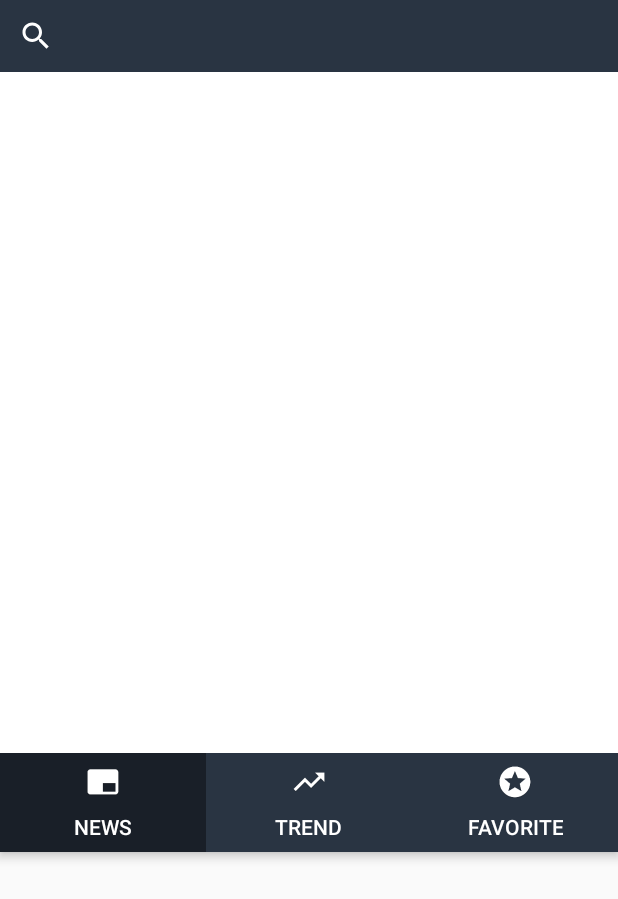
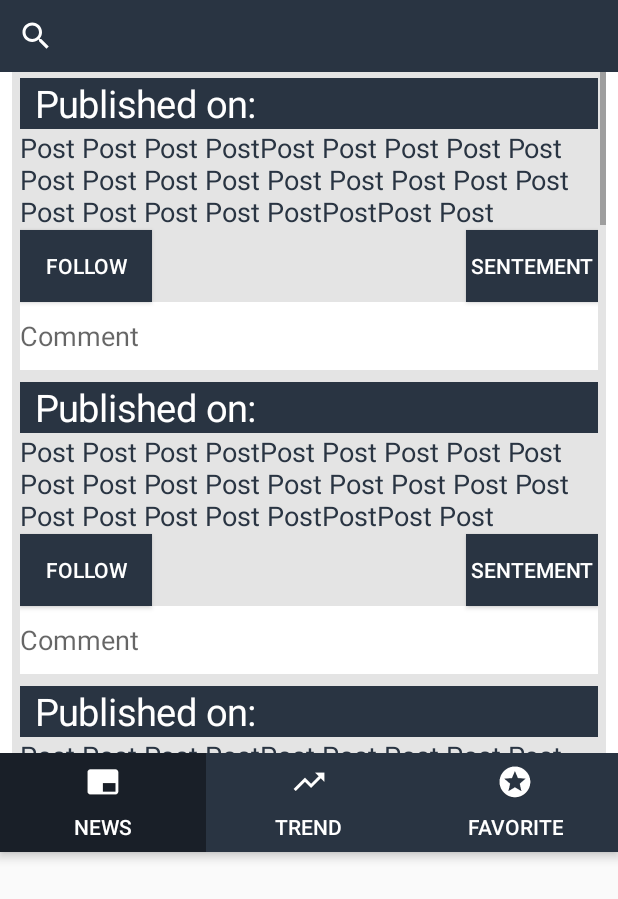
Before and after one commit to mohamednagy018/Sentiment-Analysis, an Android app: the NewsPage screen opened directly, with no data from a screen before it, on a phone screen of 412 x 824 dp. Shown: the top 899 px of the screen. Run offline under Robolectric (Android 15) with nearby library versions, the phone set to English and light mode, and no system bars.

Commit message:
news posts

```diff
--- a/Test_3/app/src/main/AndroidManifest.xml
+++ b/Test_3/app/src/main/AndroidManifest.xml
@@ -9,7 +9,7 @@
         android:roundIcon="@mipmap/ic_launcher_round"
         android:supportsRtl="true"
         android:theme="@style/AppTheme">
-        <activity android:name=".LoginActivity">
+        <activity android:name=".WelcomeActivity">
             <intent-filter>
                 <action android:name="android.intent.action.MAIN" />
 
@@ -21,10 +21,10 @@
             android:label="@string/title_activity_home"
             android:theme="@style/AppTheme" />
         <activity
-            android:name=".HomeActivity"
+            android:name=".LoginActivity"
             android:label="@string/title_activity_welcome"
             android:theme="@style/AppTheme" />
-        <activity android:name=".WelcomeActivity"></activity>
+        <activity android:name=".HomeActivity"></activity>
     </application>
 
 </manifest>
--- a/Test_3/app/src/main/java/com/example/mezo_/test_3/LoginActivity.java
+++ b/Test_3/app/src/main/java/com/example/mezo_/test_3/LoginActivity.java
@@ -1,9 +1,7 @@
 package com.example.mezo_.test_3;
 
-import android.content.Intent;
 import android.support.v7.app.AppCompatActivity;
 import android.os.Bundle;
-import android.view.View;
 import android.widget.Button;
 
 public class LoginActivity extends AppCompatActivity {
@@ -14,12 +12,7 @@ public class LoginActivity extends AppCompatActivity {
         super.onCreate(savedInstanceState);
         setContentView(R.layout.activity_login);
         loginBTN.findViewById(R.id.loginBTN);
-        loginBTN.setOnClickListener(new View.OnClickListener() {
-            @Override
-            public void onClick(View view) {
-                Intent
-            }
-        });
+
 
     }
 }
--- a/Test_3/app/src/main/java/com/example/mezo_/test_3/MainActivity.java
+++ b/Test_3/app/src/main/java/com/example/mezo_/test_3/MainActivity.java
@@ -6,6 +6,8 @@ import android.graphics.Typeface;
 import android.os.Bundle;
 import android.support.v7.app.AppCompatActivity;
 import android.view.Window;
+import android.widget.GridView;
+import android.widget.LinearLayout;
 import android.widget.TabHost;
 import android.widget.TextView;
 
@@ -22,6 +24,9 @@ public class MainActivity extends AppCompatActivity {
         t= (TextView) findViewById(R.id.RegisterAkhbari);
         Typeface myCustomFont= Typeface.createFromAsset(getAssets(),"fonts/Dosis-ExtraBold.ttf");
         t.setTypeface(myCustomFont);
+
+
+
     }
 
 
--- a/Test_3/app/src/main/java/com/example/mezo_/test_3/NewsPage.java
+++ b/Test_3/app/src/main/java/com/example/mezo_/test_3/NewsPage.java
@@ -1,11 +1,21 @@
 package com.example.mezo_.test_3;
 
+import android.content.Context;
+import android.graphics.Color;
 import android.support.v4.app.Fragment;
 import android.os.Bundle;
 import android.support.annotation.Nullable;
+import android.view.Gravity;
 import android.view.LayoutInflater;
 import android.view.View;
 import android.view.ViewGroup;
+import android.widget.Button;
+import android.widget.EditText;
+import android.widget.GridLayout;
+import android.widget.GridView;
+import android.widget.ImageView;
+import android.widget.LinearLayout;
+import android.widget.TextView;
 
 /**
  * Created by mezo_ on 9/7/2017.
@@ -15,8 +25,97 @@ public class NewsPage extends Fragment {
 
     @Nullable
     @Override
-    public View onCreateView(LayoutInflater inflater, @Nullable ViewGroup container, Bundle savedInstanceState) {
+    public View onCreateView(LayoutInflater inflater,  ViewGroup container, Bundle savedInstanceState) {
+        View v = inflater.inflate(R.layout.news_screen, container, false);
 
-        return inflater.inflate(R.layout.news_screen, container, false);
+        LinearLayout linear = (LinearLayout) v.findViewById(R.id.NewsScreen);
+        GridLayout gridLayout;
+
+// Add Title
+
+       // param.setGravity(Gravity.CENTER);
+       // param.columnSpec = GridLayout.spec(1);
+      //  param.rowSpec = GridLayout.spec(1);
+        TextView tv1, tv2;
+        Button b1,b2;
+        EditText et;
+        for (int i = 0; i<10 ; i++) {
+            gridLayout = new GridLayout(getContext());
+            gridLayout.setColumnCount(4);
+            gridLayout.setRowCount(6);
+
+            gridLayout.setBackgroundColor(Color.parseColor("#E4E4E4"));
+            gridLayout.setPadding(8,6,8,6);
+
+            GridLayout.LayoutParams param =new GridLayout.LayoutParams();
+
+            param.height = GridLayout.LayoutParams.WRAP_CONTENT;
+            param.width = GridLayout.LayoutParams.WRAP_CONTENT;
+             tv1 = new TextView(getContext());
+            tv1.setText("Published on:");
+            tv1.setPadding(15, 0, 0, 0);
+
+            tv1.setTextColor(Color.parseColor("#ffffff"));
+            tv1.setBackgroundColor(getResources().getColor(R.color.colorAccent));
+
+            // param.columnSpec = GridLayout.spec(0);
+            //param.rowSpec = GridLayout.spec(0);
+            //tv1.setLayoutParams (param);
+            tv1.setTextSize(25);
+            gridLayout.addView(tv1, new GridLayout.LayoutParams(
+                    GridLayout.spec(0, 1),
+                    GridLayout.spec(0, 4, GridLayout.FILL)));
+
+
+             tv2 = new TextView(getContext());
+            tv2.setText("Post Post Post PostPost Post Post Post Post Post Post Post Post Post Post Post Post Post Post Post Post Post PostPostPost Post");
+            tv2.setTextColor(getResources().getColor(R.color.colorAccent));
+
+            // param.columnSpec = GridLayout.spec(0);
+            //  param.rowSpec = GridLayout.spec(1);
+            //  tv2.setLayoutParams (param);
+            tv2.setTextSize(18);
+            gridLayout.addView(tv2, new GridLayout.LayoutParams(
+                    GridLayout.spec(1, 1),
+                    GridLayout.spec(0, 4)));
+
+             b2 = new Button(getContext());
+            b2.setText("Follow");
+            // param.columnSpec = GridLayout.spec(0);
+            //  param.rowSpec = GridLayout.spec(2);
+            // b2.setLayoutParams (param);
+            b2.setTextColor(Color.parseColor("#ffffff"));
+            b2.setBackgroundColor(getResources().getColor(R.color.colorAccent));
+
+            gridLayout.addView(b2, new GridLayout.LayoutParams(
+                    GridLayout.spec(2, 1),
+                    GridLayout.spec(0, 1)));
+
+
+             b1 = new Button(getContext());
+            b1.setText("Sentement");
+            // param.columnSpec = GridLayout.spec(1);
+            //  param.rowSpec = GridLayout.spec(2);
+            //  b1.setLayoutParams (param);
+            b1.setTextColor(Color.parseColor("#ffffff"));
+            b1.setBackgroundColor(getResources().getColor(R.color.colorAccent));
+
+            gridLayout.addView(b1, new GridLayout.LayoutParams(
+                    GridLayout.spec(2, 1),
+                    GridLayout.spec(3, 1)));
+
+             et = new EditText(getContext());
+            et.setHint("Comment");
+            et.setBackgroundColor(Color.parseColor("#ffffff"));
+            gridLayout.addView(et, new GridLayout.LayoutParams(
+                    GridLayout.spec(3, 2),
+                    GridLayout.spec(0, 4, GridLayout.FILL)));
+
+            linear.addView(gridLayout);
+
+        }
+        return v;
     }
+
+
 }
--- a/Test_3/app/src/main/res/layout/activity_main.xml
+++ b/Test_3/app/src/main/res/layout/activity_main.xml
@@ -10,5 +10,11 @@
     tools:context="com.example.mezo_.test_3.MainActivity">
 
 
-
+    <LinearLayout
+        android:id="@+id/my_root"
+        android:layout_width="368dp"
+        android:layout_height="551dp"
+        android:orientation="vertical"
+        tools:layout_editor_absoluteX="8dp"
+        tools:layout_editor_absoluteY="8dp"></LinearLayout>
 </android.support.constraint.ConstraintLayout>
--- a/Test_3/app/src/main/res/layout/favourite_screen.xml
+++ b/Test_3/app/src/main/res/layout/favourite_screen.xml
@@ -4,9 +4,4 @@
     android:layout_width="fill_parent"
     android:layout_height="fill_parent">
 
-    <TextView
-        android:id="@+id/textView3"
-        android:layout_width="match_parent"
-        android:layout_height="wrap_content"
-        android:text="5555555555" />
 </RelativeLayout>
--- a/Test_3/app/src/main/res/layout/news_screen.xml
+++ b/Test_3/app/src/main/res/layout/news_screen.xml
@@ -1,7 +1,30 @@
 <?xml version="1.0" encoding="utf-8"?>
 <RelativeLayout xmlns:android="http://schemas.android.com/apk/res/android"
-    android:id="@+id/NewsScreen"
+    xmlns:app="http://schemas.android.com/apk/res-auto"
+    xmlns:tools="http://schemas.android.com/tools"
     android:layout_width="fill_parent"
-    android:layout_height="fill_parent">
+    android:layout_height="fill_parent"
+>
 
+
+    <ScrollView
+        android:layout_width="match_parent"
+        android:layout_height="549dp"
+        android:layout_marginLeft="8dp"
+        android:layout_marginRight="8dp"
+        app:layout_constraintBottom_toBottomOf="parent"
+        app:layout_constraintLeft_toLeftOf="parent"
+        app:layout_constraintRight_toRightOf="parent"
+        app:layout_constraintTop_toTopOf="parent"
+        app:layout_constraintVertical_bias="1.0"
+        android:layout_centerVertical="true"
+        android:layout_centerHorizontal="true">
+
+        <LinearLayout
+            android:id="@+id/NewsScreen"
+            android:layout_width="match_parent"
+            android:layout_height="wrap_content"
+            android:orientation="vertical"
+            android:weightSum="1" />
+    </ScrollView>
 </RelativeLayout>
--- a/Test_3/app/src/main/res/layout/trend_screen.xml
+++ b/Test_3/app/src/main/res/layout/trend_screen.xml
@@ -5,10 +5,4 @@
     android:layout_height="fill_parent"
     >
 
-    <TextView
-        android:id="@+id/textView2"
-        android:layout_width="match_parent"
-        android:layout_height="wrap_content"
-        android:layout_alignParentEnd="true"
-        android:text="a7a" />
 </RelativeLayout>
--- a/Test_3/app/src/main/res/values/colors.xml
+++ b/Test_3/app/src/main/res/values/colors.xml
@@ -3,4 +3,6 @@
     <color name="colorPrimary">#0288D1</color>
     <color name="colorPrimaryDark">#191F28</color>
     <color name="colorAccent">#293442</color>
+
+
 </resources>
--- a/Test_3/app/src/main/res/values/styles.xml
+++ b/Test_3/app/src/main/res/values/styles.xml
@@ -6,6 +6,8 @@
         <item name="colorPrimary">@color/colorPrimary</item>
         <item name="colorPrimaryDark">@color/colorPrimaryDark</item>
         <item name="colorAccent">@color/colorAccent</item>
+
+
     </style>
 
     <style name="AppTheme.AppBarOverlay" parent="ThemeOverlay.AppCompat.Dark.ActionBar" />
```
